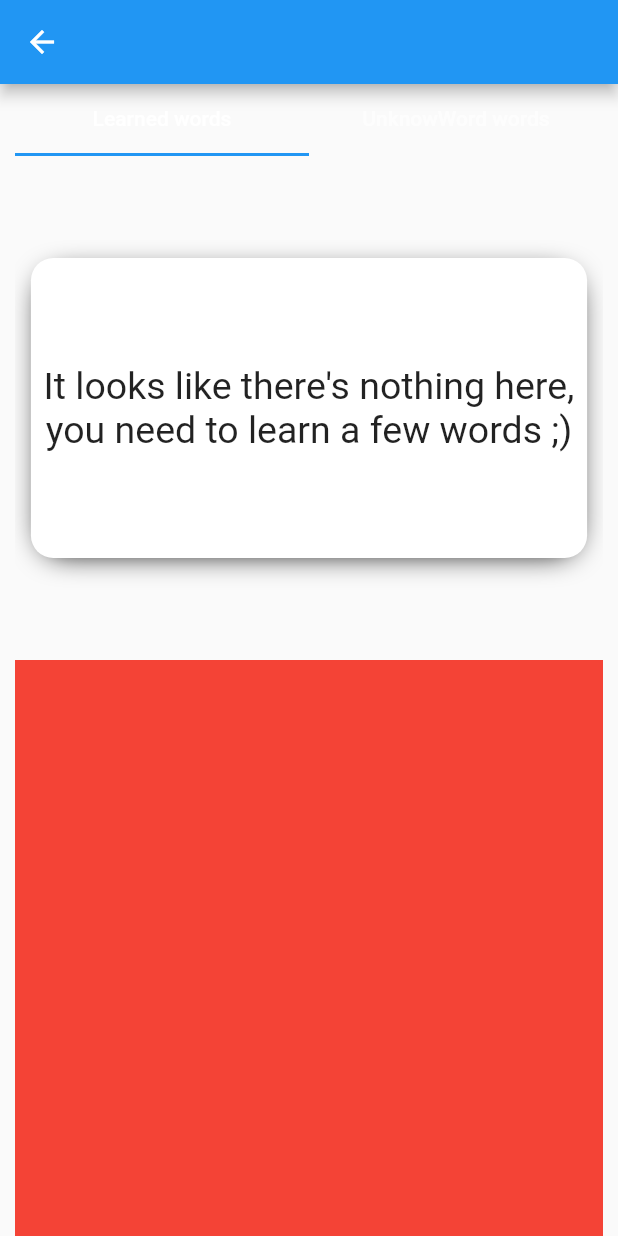
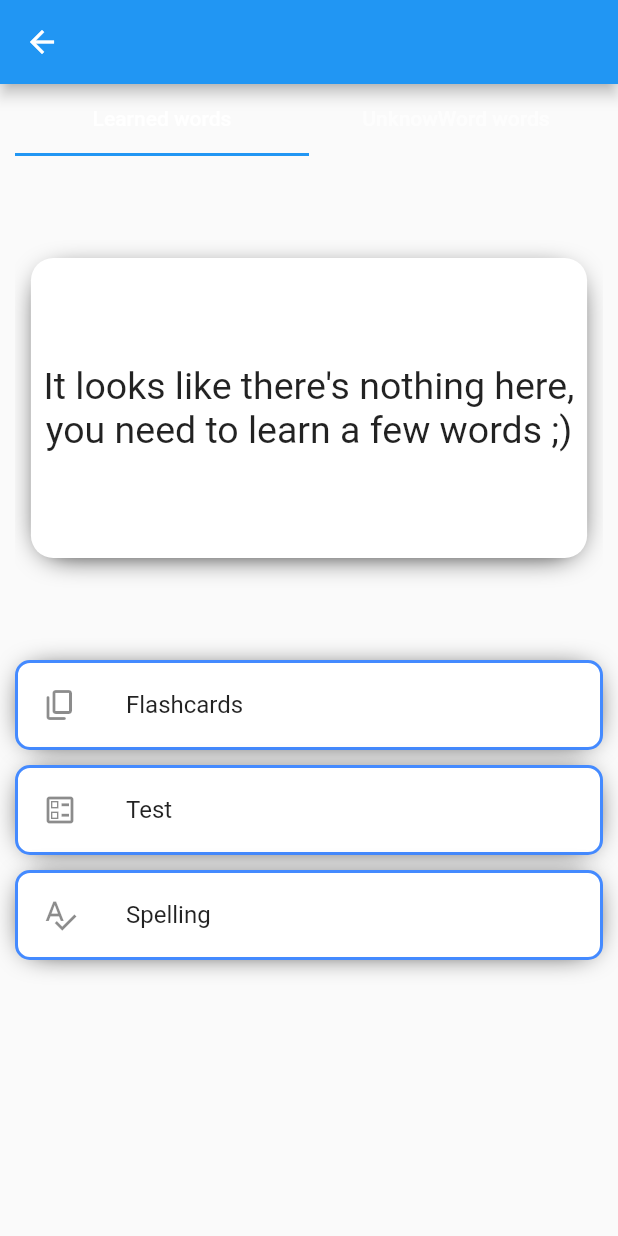
Before and after one commit to Dawid-Dlugosz/Primus, a Flutter app: the FlashCardMain screen opened directly, on a phone screen of 412 x 824 dp. Run offline on Flutter 3.47's test engine with Material 2 defaults, Android fonts, the phone set to English and light mode, and no system bars; our stand-ins replace cloud_firestore, firebase_auth, firebase_core, flutter_swiper, font_awesome_flutter; accounts and stored records are empty; generated files the repository leaves out were written again.

```diff
--- a/lib/l10n/app_en.arb
+++ b/lib/l10n/app_en.arb
@@ -87,5 +87,7 @@
     },
     "learnedWord": "Learned words",
     "unknowWord": "UnknowWord words",
-    "swiperEmpty": "It looks like there's nothing here, you need to learn a few words ;)"
+    "swiperEmpty": "It looks like there's nothing here, you need to learn a few words ;)",
+    "test": "Test",
+    "spelling": "Spelling"
 }
--- a/lib/l10n/app_pl.arb
+++ b/lib/l10n/app_pl.arb
@@ -87,5 +87,7 @@
     },
     "learnedWord": "Poznane słowa",
     "unknowWord": "Nieznane słowa",
-    "swiperEmpty": "Wygląda na to, że nic tu nie ma, musisz nauczyć się paru słówek ;)"
+    "swiperEmpty": "Wygląda na to, że nic tu nie ma, musisz nauczyć się paru słówek ;)",
+    "test": "Test",
+    "spelling": "Pisownia"
 }
--- a/lib/model/flashcard_set.dart
+++ b/lib/model/flashcard_set.dart
@@ -1,16 +1,15 @@
 import 'package:primus/model/flashcard.dart';
 
 class FlashCardSet {
-  FlashCardSet({required this.flashcards, required this.uid, this.knowThreshold = 3});
+  FlashCardSet({required this.flashcards, required this.uid});
 
   final List<Flashcard> flashcards;
   final String uid;
-  final int knowThreshold;
+
   factory FlashCardSet.fromJson(Map<String, dynamic> json) {
     return FlashCardSet(
       flashcards: (json['flashcard'] as List).map((e) => Flashcard.fromJson(e as Map<String, dynamic>)).toList(),
       uid: json['uid'],
-      knowThreshold: json['knowThreshold'],
     );
   }
 
@@ -18,7 +17,6 @@ class FlashCardSet {
     Map<String, dynamic> json = {};
     json['flashcard'] = flashcards.map((e) => e.toJson());
     json['uid'] = uid;
-    json['knowThreshold'] = knowThreshold;
     return json;
   }
 }
--- /dev/null
+++ b/lib/model/unknowWord.dart
@@ -0,0 +1,8 @@
+import 'package:flutter/material.dart';
+
+class UnknowWord {
+  UnknowWord({required this.widget, required this.method});
+
+  final Widget widget;
+  final Map<String, dynamic> method;
+}
--- a/lib/screen/flashcard_main_learn/flashcard_main.dart
+++ b/lib/screen/flashcard_main_learn/flashcard_main.dart
@@ -3,6 +3,7 @@ import 'package:flutter_swiper/flutter_swiper.dart';
 import 'package:primus/view_models/flashcard_learn_view_model.dart';
 import 'package:primus/widgets/author_widget.dart';
 import 'package:primus/widgets/flip_card/flip_flashcard.dart';
+import 'package:primus/widgets/go_to_learn.dart';
 import 'package:primus/widgets/loading_widget.dart';
 import 'package:primus/widgets/swiper_tinder/swiper_empty.dart';
 import 'package:primus/widgets/swiper_tinder/swiper_tinder.dart';
@@ -61,25 +62,36 @@ class _FlashCardMainState extends State<FlashCardMain> {
                           ),
                         ),
                       ),
-                      // TODO CZEMU SIĘ NIE SCROLUJE?
                       Expanded(
                         child: ListView(
                           physics: const AlwaysScrollableScrollPhysics(),
                           children: [
-                            Container(
-                              height: 400,
-                              width: double.infinity,
-                              color: Colors.red,
+                            GoToLearn(
+                              iconData: Icons.copy_rounded,
+                              text: AppLocalizations.of(context)!.flashcards,
+                              learnMode: () {
+                                //TODO GO TO FLASHCARD LEARN
+                              },
                             ),
-                            Container(
-                              height: 200,
-                              width: double.infinity,
-                              color: Colors.red,
+                            const SizedBox(
+                              height: 10,
                             ),
-                            Container(
-                              height: 200,
-                              width: double.infinity,
-                              color: Colors.red,
+                            GoToLearn(
+                              iconData: Icons.ballot_outlined,
+                              text: AppLocalizations.of(context)!.test,
+                              learnMode: () {
+                                //TODO GO TO TEST LEARN
+                              },
+                            ),
+                            const SizedBox(
+                              height: 10,
+                            ),
+                            GoToLearn(
+                              iconData: Icons.spellcheck_outlined,
+                              text: AppLocalizations.of(context)!.spelling,
+                              learnMode: () {
+                                //TODO GO TO WRITE MODE
+                              },
                             )
                           ],
                         ),
--- a/lib/view_models/create_flashcard_view_model.dart
+++ b/lib/view_models/create_flashcard_view_model.dart
@@ -150,7 +150,7 @@ class FlashcardViewModel extends ChangeNotifier {
 
     List<Word> words = [];
     for (int i = 0; i < wordFields.length; i++) {
-      words.add(Word(word: wordControllers[i].text, definition: definitionControllers[i].text));
+      words.add(Word(word: wordControllers[i].text, definition: definitionControllers[i].text, learModes: initalLearnMethod));
     }
 
     flashcardList.add(Flashcard(languageSet: languageController.text, nameSet: nameController.text, words: words, timeStamp: DateTime.now().millisecondsSinceEpoch));
--- /dev/null
+++ b/lib/widgets/go_to_learn.dart
@@ -0,0 +1,44 @@
+import 'package:flutter/material.dart';
+
+class GoToLearn extends StatelessWidget {
+  const GoToLearn({required this.iconData, required this.text, required this.learnMode, Key? key}) : super(key: key);
+
+  final IconData iconData;
+  final String text;
+  final Function learnMode;
+
+  @override
+  Widget build(BuildContext context) {
+    return Container(
+      decoration: BoxDecoration(
+        color: Colors.white,
+        border: Border.all(color: Colors.blueAccent, width: 2),
+        borderRadius: const BorderRadius.all(
+          Radius.circular(10),
+        ),
+        boxShadow: const [
+          BoxShadow(
+            offset: Offset(0, 1),
+            spreadRadius: -7,
+            blurRadius: 16,
+            color: Color.fromRGBO(0, 0, 0, 1),
+          )
+        ],
+      ),
+      child: Material(
+        color: Colors.transparent,
+        child: InkWell(
+          splashColor: Colors.red,
+          customBorder: RoundedRectangleBorder(
+            borderRadius: BorderRadius.circular(10),
+          ),
+          onTap: () {},
+          child: ListTile(
+            leading: Icon(iconData),
+            title: Text(text),
+          ),
+        ),
+      ),
+    );
+  }
+}
--- a/lib/widgets/swiper_tinder/swiper_tinder.dart
+++ b/lib/widgets/swiper_tinder/swiper_tinder.dart
@@ -1,11 +1,12 @@
 import 'package:flutter/material.dart';
 import 'package:flutter_swiper/flutter_swiper.dart';
+import 'package:primus/model/unknowWord.dart';
 import 'package:primus/model/word.dart';
 
 class SwiperTinder extends StatefulWidget {
   const SwiperTinder({required this.words, Key? key}) : super(key: key);
 
-  final List<Widget> words;
+  final List<UnknowWord> words;
   @override
   State<SwiperTinder> createState() => _SwiperTinderState();
 }
@@ -26,7 +27,7 @@ class _SwiperTinderState extends State<SwiperTinder> {
           itemWidth: MediaQuery.of(context).size.width,
           itemHeight: 200,
           itemBuilder: (context, index) {
-            return widget.words[index];
+            return widget.words[index].widget;
           },
         ),
       ),
```
Also changed, not shown: lib/migrations/firebase_migration_script.dart (+11 -2 lines), lib/model/word.dart (+12 -5 lines), lib/view_models/flashcard_learn_view_model.dart (+40 -8 lines), pubspec.lock.
